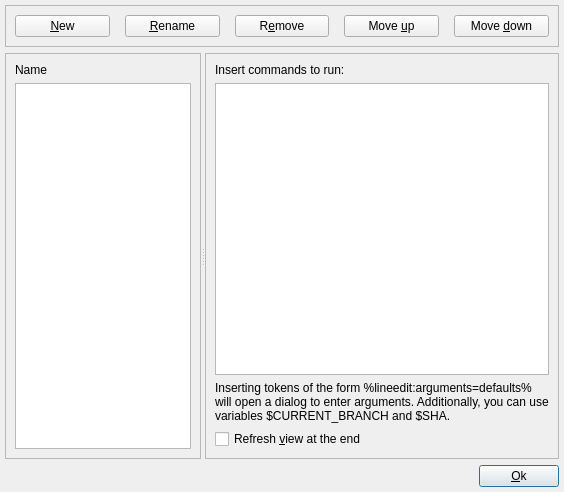
tibirna/qgit, file src/customaction.ui: the form before one commit.
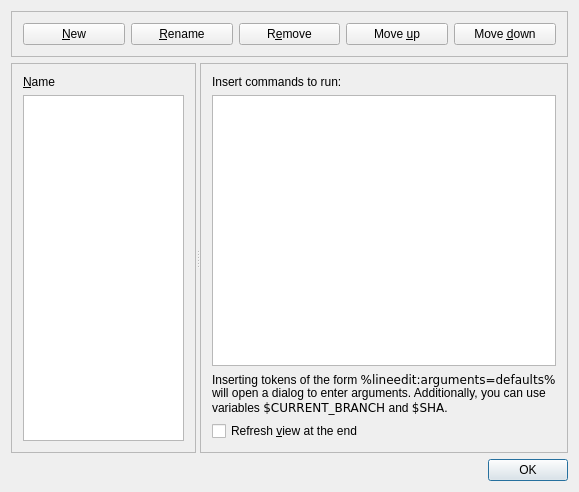
The form after the commit. Icons and pictures are not drawn.

What changed in the file:
```diff
--- a/src/customaction.ui
+++ b/src/customaction.ui
@@ -1,11 +1,11 @@
 <ui version="4.0" >
  <class>CustomActionBase</class>
- <widget class="QWidget" name="CustomActionBase" >
-  <property name="geometry" >
+ <widget class="QWidget" name="CustomActionBase">
+  <property name="geometry">
    <rect>
     <x>0</x>
     <y>0</y>
-    <width>564</width>
+    <width>579</width>
     <height>492</height>
    </rect>
   </property>
@@ -15,43 +15,11 @@
   <property name="windowIcon" >
    <iconset resource="icons.qrc" >:/icons/resources/bookmark.png</iconset>
   </property>
-  <layout class="QHBoxLayout" >
-   <property name="spacing" >
-    <number>0</number>
-   </property>
-   <property name="leftMargin" >
-    <number>5</number>
-   </property>
-   <property name="topMargin" >
-    <number>5</number>
-   </property>
-   <property name="rightMargin" >
-    <number>5</number>
-   </property>
-   <property name="bottomMargin" >
-    <number>5</number>
-   </property>
+  <layout class="QVBoxLayout" name="verticalLayout">
    <item>
-    <layout class="QVBoxLayout" >
-     <property name="spacing" >
-      <number>6</number>
-     </property>
-     <property name="leftMargin" >
-      <number>0</number>
-     </property>
-     <property name="topMargin" >
-      <number>0</number>
-     </property>
-     <property name="rightMargin" >
-      <number>0</number>
-     </property>
-     <property name="bottomMargin" >
-      <number>0</number>
-     </property>
-     <item>
-      <widget class="QFrame" name="frame" >
-       <property name="sizePolicy" >
-        <sizepolicy vsizetype="Fixed" hsizetype="Preferred" >
+    <widget class="QFrame" name="frame">
+     <property name="sizePolicy">
+      <sizepolicy hsizetype="Preferred" vsizetype="Fixed">
          <horstretch>0</horstretch>
          <verstretch>0</verstretch>
         </sizepolicy>
@@ -62,42 +30,10 @@
        <property name="frameShadow" >
         <enum>QFrame::Raised</enum>
        </property>
-       <layout class="QHBoxLayout" >
-        <property name="spacing" >
-         <number>6</number>
-        </property>
-        <property name="leftMargin" >
-         <number>9</number>
-        </property>
-        <property name="topMargin" >
-         <number>9</number>
-        </property>
-        <property name="rightMargin" >
-         <number>9</number>
-        </property>
-        <property name="bottomMargin" >
-         <number>9</number>
-        </property>
+     <layout class="QHBoxLayout" name="horizontalLayout">
         <item>
-         <layout class="QHBoxLayout" >
-          <property name="spacing" >
-           <number>15</number>
-          </property>
-          <property name="leftMargin" >
-           <number>0</number>
-          </property>
-          <property name="topMargin" >
-           <number>0</number>
-          </property>
-          <property name="rightMargin" >
-           <number>0</number>
-          </property>
-          <property name="bottomMargin" >
-           <number>0</number>
-          </property>
-          <item>
-           <widget class="QPushButton" name="pushButtonNew" >
-            <property name="text" >
+       <widget class="QPushButton" name="pushButtonNew">
+        <property name="text">
              <string>&amp;New</string>
             </property>
             <property name="icon" >
@@ -109,8 +45,8 @@
            </widget>
           </item>
           <item>
-           <widget class="QPushButton" name="pushButtonRename" >
-            <property name="text" >
+       <widget class="QPushButton" name="pushButtonRename">
+        <property name="text">
              <string>&amp;Rename</string>
             </property>
             <property name="icon" >
@@ -122,8 +58,8 @@
            </widget>
           </item>
           <item>
-           <widget class="QPushButton" name="pushButtonRemove" >
-            <property name="text" >
+       <widget class="QPushButton" name="pushButtonRemove">
+        <property name="text">
              <string>R&amp;emove</string>
             </property>
             <property name="icon" >
@@ -135,8 +71,8 @@
            </widget>
           </item>
           <item>
-           <widget class="QPushButton" name="pushButtonMoveUp" >
-            <property name="layoutDirection" >
+       <widget class="QPushButton" name="pushButtonMoveUp">
+        <property name="layoutDirection">
              <enum>Qt::LeftToRight</enum>
             </property>
             <property name="text" >
@@ -151,8 +87,8 @@
            </widget>
           </item>
           <item>
-           <widget class="QPushButton" name="pushButtonMoveDown" >
-            <property name="text" >
+       <widget class="QPushButton" name="pushButtonMoveDown">
+        <property name="text">
              <string>Move &amp;down</string>
             </property>
             <property name="icon" >
@@ -164,14 +100,12 @@
            </widget>
           </item>
          </layout>
-        </item>
-       </layout>
       </widget>
      </item>
      <item>
-      <widget class="QSplitter" name="splitter" >
-       <property name="sizePolicy" >
-        <sizepolicy vsizetype="Expanding" hsizetype="Expanding" >
+    <widget class="QSplitter" name="splitter">
+     <property name="sizePolicy">
+      <sizepolicy hsizetype="Expanding" vsizetype="Expanding">
          <horstretch>0</horstretch>
          <verstretch>0</verstretch>
         </sizepolicy>
@@ -186,53 +120,19 @@
         <property name="frameShadow" >
          <enum>QFrame::Raised</enum>
         </property>
-        <layout class="QHBoxLayout" >
-         <property name="spacing" >
-          <number>6</number>
-         </property>
-         <property name="leftMargin" >
-          <number>9</number>
-         </property>
-         <property name="topMargin" >
-          <number>9</number>
-         </property>
-         <property name="rightMargin" >
-          <number>9</number>
-         </property>
-         <property name="bottomMargin" >
-          <number>9</number>
-         </property>
+      <layout class="QVBoxLayout" name="verticalLayout_3">
          <item>
-          <layout class="QVBoxLayout" >
-           <property name="spacing" >
-            <number>6</number>
-           </property>
-           <property name="leftMargin" >
-            <number>0</number>
-           </property>
-           <property name="topMargin" >
-            <number>0</number>
-           </property>
-           <property name="rightMargin" >
-            <number>0</number>
-           </property>
-           <property name="bottomMargin" >
-            <number>0</number>
-           </property>
-           <item>
-            <widget class="QLabel" name="labelActionName" >
-             <property name="text" >
-              <string>Name</string>
-             </property>
-             <property name="buddy" >
+        <widget class="QLabel" name="labelActionName">
+         <property name="text">
+          <string>&amp;Name</string>
+         </property>
+         <property name="buddy">
               <cstring>listWidgetNames</cstring>
              </property>
             </widget>
            </item>
            <item>
-            <widget class="QListWidget" name="listWidgetNames" />
-           </item>
-          </layout>
+        <widget class="QListWidget" name="listWidgetNames"/>
          </item>
         </layout>
        </widget>
@@ -243,49 +143,17 @@
         <property name="frameShadow" >
          <enum>QFrame::Raised</enum>
         </property>
-        <layout class="QHBoxLayout" >
-         <property name="spacing" >
-          <number>6</number>
-         </property>
-         <property name="leftMargin" >
-          <number>9</number>
-         </property>
-         <property name="topMargin" >
-          <number>9</number>
-         </property>
-         <property name="rightMargin" >
-          <number>9</number>
-         </property>
-         <property name="bottomMargin" >
-          <number>9</number>
-         </property>
+      <layout class="QVBoxLayout" name="verticalLayout_2">
          <item>
-          <layout class="QVBoxLayout" >
-           <property name="spacing" >
-            <number>6</number>
-           </property>
-           <property name="leftMargin" >
-            <number>0</number>
-           </property>
-           <property name="topMargin" >
-            <number>0</number>
-           </property>
-           <property name="rightMargin" >
-            <number>0</number>
-           </property>
-           <property name="bottomMargin" >
-            <number>0</number>
-           </property>
-           <item>
-            <widget class="QLabel" name="textLabel1" >
-             <property name="text" >
+        <widget class="QLabel" name="textLabel1">
+         <property name="text">
               <string>Insert commands to run:</string>
              </property>
             </widget>
            </item>
            <item>
-            <widget class="QTextEdit" name="textEditAction" >
-             <property name="toolTip" >
+        <widget class="QTextEdit" name="textEditAction">
+         <property name="toolTip">
               <string>Insert commands to run. See handbook (F1) for some examples.</string>
              </property>
              <property name="acceptRichText" >
@@ -296,9 +164,12 @@
            <item>
             <widget class="QLabel" name="label">
              <property name="text">
-              <string>Inserting tokens of the form %lineedit:arguments=defaults%
-will open a dialog to enter arguments. Additionally, you can use
-variables $CURRENT_BRANCH and $SHA.</string>
+          <string>Inserting tokens of the form &lt;code&gt;%lineedit:arguments=defaults%&lt;/code&gt;&lt;br/&gt;
+will open a dialog to enter arguments. Additionally, you can use&lt;br/&gt;
+variables &lt;code&gt;$CURRENT_BRANCH&lt;/code&gt; and &lt;code&gt;$SHA&lt;/code&gt;.</string>
+         </property>
+         <property name="wordWrap">
+          <bool>false</bool>
              </property>
             </widget>
            </item>
@@ -315,87 +186,20 @@
              </property>
             </widget>
            </item>
-           <item>
-            <layout class="QHBoxLayout" >
-             <property name="spacing" >
-              <number>6</number>
-             </property>
-             <property name="leftMargin" >
-              <number>0</number>
-             </property>
-             <property name="topMargin" >
-              <number>0</number>
-             </property>
-             <property name="rightMargin" >
-              <number>0</number>
-             </property>
-             <property name="bottomMargin" >
-              <number>0</number>
-             </property>
-            </layout>
-           </item>
-          </layout>
-         </item>
-        </layout>
+      </layout>
        </widget>
       </widget>
      </item>
      <item>
-      <layout class="QHBoxLayout" >
-       <property name="spacing" >
-        <number>6</number>
-       </property>
-       <property name="leftMargin" >
-        <number>0</number>
-       </property>
-       <property name="topMargin" >
-        <number>0</number>
-       </property>
-       <property name="rightMargin" >
-        <number>0</number>
-       </property>
-       <property name="bottomMargin" >
-        <number>0</number>
-       </property>
-       <item>
-        <spacer>
-         <property name="orientation" >
-          <enum>Qt::Horizontal</enum>
-         </property>
-         <property name="sizeType" >
-          <enum>QSizePolicy::Expanding</enum>
-         </property>
-         <property name="sizeHint" >
-          <size>
-           <width>101</width>
-           <height>20</height>
-          </size>
-         </property>
-        </spacer>
-       </item>
-       <item>
-        <widget class="QPushButton" name="pushButtonOk" >
-         <property name="text" >
-          <string>&amp;Ok</string>
-         </property>
-         <property name="shortcut" >
-          <string>Alt+O</string>
-         </property>
-         <property name="autoDefault" >
-          <bool>true</bool>
-         </property>
-         <property name="default" >
-          <bool>true</bool>
-         </property>
+    <widget class="QDialogButtonBox" name="buttonBox">
+     <property name="standardButtons">
+      <set>QDialogButtonBox::Ok</set>
+     </property>
         </widget>
        </item>
       </layout>
-     </item>
-    </layout>
-   </item>
-  </layout>
  </widget>
- <layoutdefault spacing="6" margin="11" />
+ <layoutdefault spacing="6" margin="11"/>
  <resources>
   <include location="icons.qrc" />
  </resources>
```
Left out of the diff: 143 changed lines with no effect on the pictures. Lines whose indentation alone changed are shown as unchanged.
